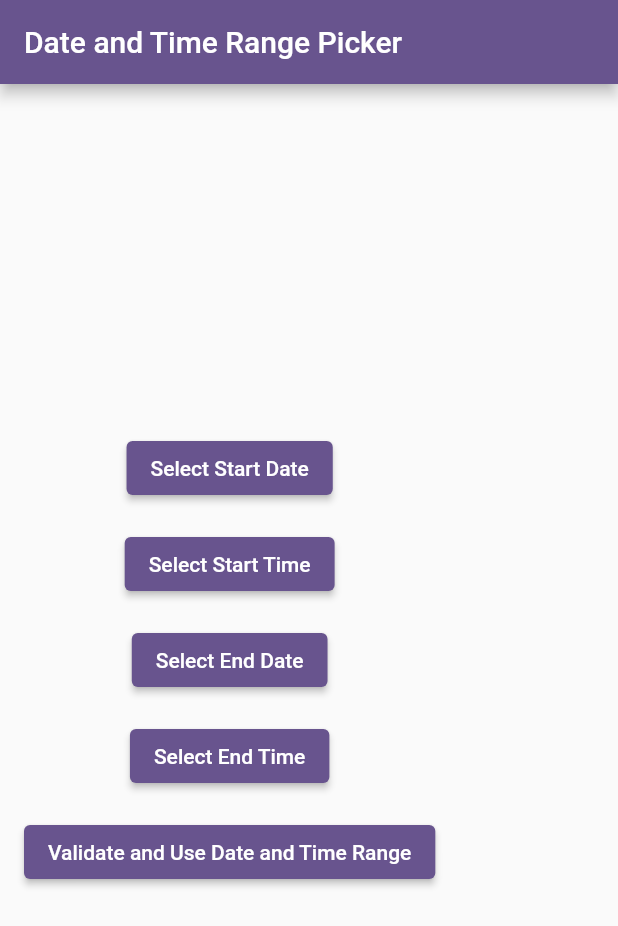
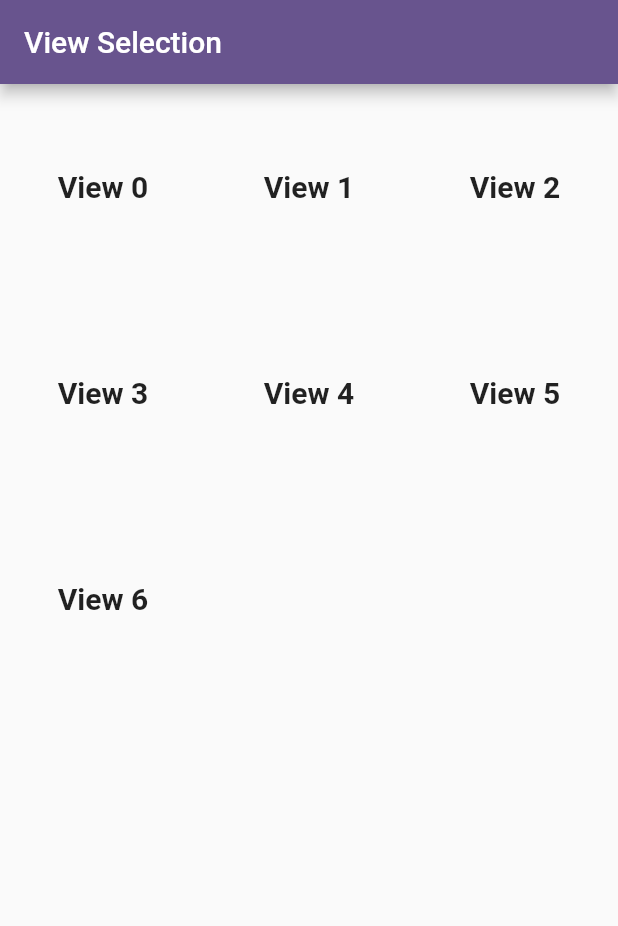
Before and after one commit to DarshanAsalaliya/mobx_demo, a Flutter app: the screen it shows after launch, on a phone screen of 412 x 824 dp. Shown: the top 926 px of the screen. Run offline on Flutter 3.47's test engine with Material 2 defaults, Android fonts, the phone set to English and light mode, and no system bars; our stand-ins replace flutter_mobx, go_router, mobx; generated files the repository leaves out were written again.

Commit message:
Date code

```diff
--- a/lib/routes/route_config.dart
+++ b/lib/routes/route_config.dart
@@ -2,6 +2,7 @@ import 'package:flutter/material.dart';
 import 'package:go_router/go_router.dart';
 import 'package:mobx_demo/routes/route_constant.dart';
 import 'package:mobx_demo/screens/form/form_screen.dart';
+import 'package:mobx_demo/screens/form/week_day_screen.dart';
 
 import '../screens/album/album_photo_screen.dart';
 import '../screens/login_screen.dart';
@@ -12,7 +13,7 @@ import '../screens/posts/post_screen.dart';
 // final _shellNavigatorKey = GlobalKey<NavigatorState>();
 
 class AppRouter {
-  GoRouter router = GoRouter(initialLocation: '/', routes: [
+  GoRouter router = GoRouter(initialLocation: '/week-day', routes: [
     // ShellRoute(
     //     navigatorKey: _shellNavigatorKey,
     //     builder: (context,state,child){
@@ -41,18 +42,25 @@ class AppRouter {
     //     ]),
     GoRoute(
       name: AppRouteConstant.formScreen,
-      path: '/',
+      path: '/form-screen',
       pageBuilder: (context, state) {
         return const MaterialPage(child: FormScreen());
       },
     ),
-    // GoRoute(
-    //   name: AppRouteConstant.loginScreen,
-    //   path: '/',
-    //   pageBuilder: (context, state) {
-    //     return const MaterialPage(child: LoginScreen());
-    //   },
-    // ),
+    GoRoute(
+      name: AppRouteConstant.weekDayScreen,
+      path: '/week-day',
+      pageBuilder: (context, state) {
+        return const MaterialPage(child: WeekDayScreen());
+      },
+    ),
+    GoRoute(
+      name: AppRouteConstant.loginScreen,
+      path: '/',
+      pageBuilder: (context, state) {
+        return const MaterialPage(child: LoginScreen());
+      },
+    ),
     GoRoute(
       name: AppRouteConstant.mainScreen,
       path: '/main/:id',
--- a/lib/routes/route_constant.dart
+++ b/lib/routes/route_constant.dart
@@ -7,4 +7,5 @@ class AppRouteConstant {
   static const String todoListScreen = 'TodoListScreen';
   static const String photoListScreen = 'PhotoListScreen';
   static const String formScreen = 'FormScreen';
+  static const String weekDayScreen = 'WeekDayScreen';
 }
--- /dev/null
+++ b/lib/screens/form/week_day_screen.dart
@@ -0,0 +1,63 @@
+import 'package:flutter/material.dart';
+
+class WeekDayScreen extends StatefulWidget {
+  const WeekDayScreen({Key? key}) : super(key: key);
+
+  @override
+  State<WeekDayScreen> createState() => _WeekDayScreenState();
+}
+
+class _WeekDayScreenState extends State<WeekDayScreen> {
+  int maxSelection = 4; // Set the maximum number of views you can select
+  List<bool> isSelectedList = List.generate(
+      7, (index) => false); // Initialize with 7 views and all unselected
+
+  @override
+  Widget build(BuildContext context) {
+    return Scaffold(
+      appBar: AppBar(
+        title: Text('View Selection'),
+      ),
+      body: GridView.builder(
+        gridDelegate: SliverGridDelegateWithFixedCrossAxisCount(
+          crossAxisCount: 3, // Adjust the number of columns as needed
+        ),
+        itemCount: 7, // Total number of views
+        itemBuilder: (context, index) {
+          return InkWell(
+            onTap: () {
+              setState(() {
+                if (isSelectedList[index]) {
+                  // Deselect the view
+                  isSelectedList[index] = false;
+                } else if (isSelectedList
+                        .where((isSelected) => isSelected)
+                        .length <
+                    maxSelection) {
+                  // Select the view if the maximum selection count is not reached
+                  isSelectedList[index] = true;
+                }
+              });
+            },
+            child: Container(
+              decoration: BoxDecoration(
+                border: isSelectedList[index]
+                    ? Border.all(color: Colors.blue, width: 2.0)
+                    : null,
+              ),
+              child: Center(
+                child: Text(
+                  'View $index',
+                  style: TextStyle(
+                    fontSize: 20,
+                    fontWeight: FontWeight.bold,
+                  ),
+                ),
+              ),
+            ),
+          );
+        },
+      ),
+    );
+  }
+}
```
